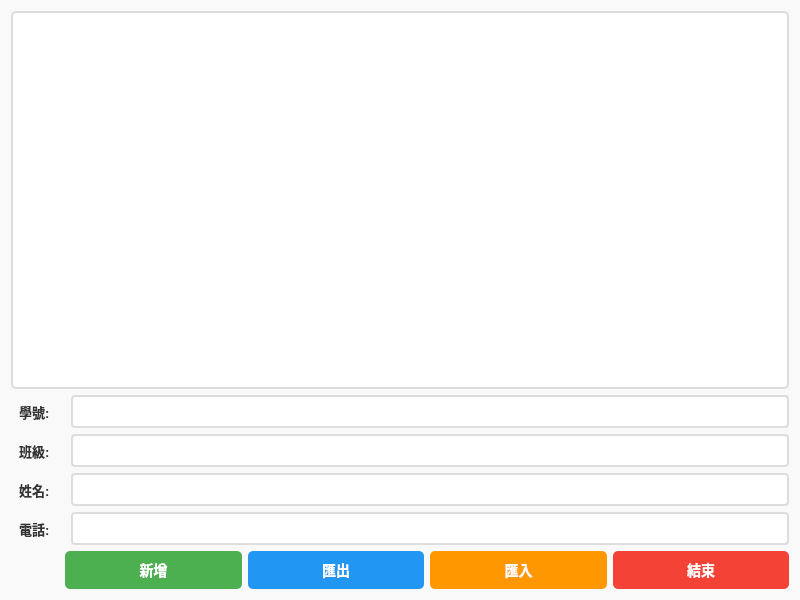
Qt form contactbook.ui (aayyjkl/ContactBook) before a commit.
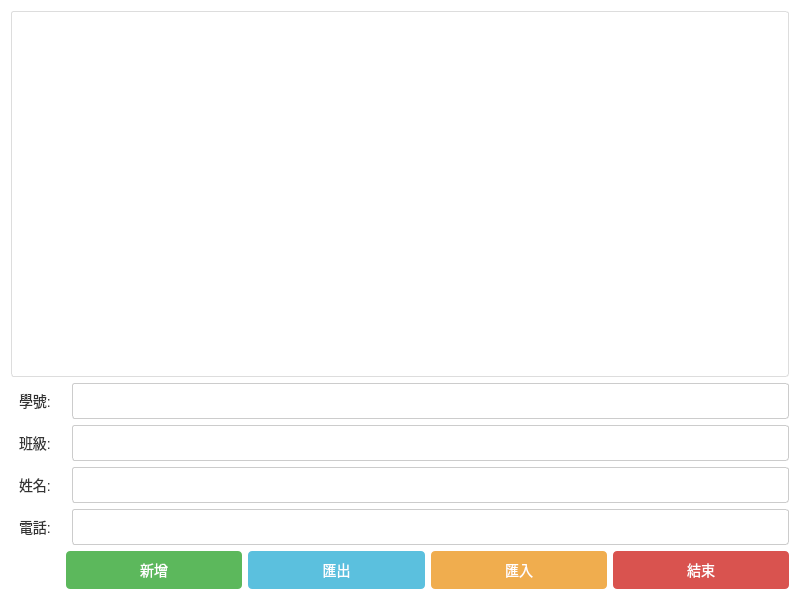
The same form after that commit.

Commit message: Apply Iansui font globally, center table headers, and use Bootstrap-style colors

```diff
--- a/contactbook.ui
+++ b/contactbook.ui
@@ -15,7 +15,7 @@
   </property>
   <property name="styleSheet">
    <string notr="true">QWidget {
-    background-color: #f9f9f9;
+    background-color: #ffffff;
 }</string>
   </property>
   <layout class="QGridLayout" name="gridLayout">
@@ -28,13 +28,13 @@
        </property>
        <property name="styleSheet">
         <string notr="true">QPushButton {
-    background-color: #4CAF50;
+    background-color: #5cb85c;
     color: white;
     border: none;
-    border-radius: 5px;
+    border-radius: 4px;
     padding: 8px 16px;
     font-size: 14px;
-    font-weight: bold;
+    font-weight: normal;
 }
 QPushButton:hover {
     background-color: #45a049;
@@ -52,13 +52,13 @@
        </property>
        <property name="styleSheet">
         <string notr="true">QPushButton {
-    background-color: #2196F3;
+    background-color: #5bc0de;
     color: white;
     border: none;
-    border-radius: 5px;
+    border-radius: 4px;
     padding: 8px 16px;
     font-size: 14px;
-    font-weight: bold;
+    font-weight: normal;
 }
 QPushButton:hover {
     background-color: #1976D2;
@@ -76,13 +76,13 @@
        </property>
        <property name="styleSheet">
         <string notr="true">QPushButton {
-    background-color: #FF9800;
+    background-color: #f0ad4e;
     color: white;
     border: none;
-    border-radius: 5px;
+    border-radius: 4px;
     padding: 8px 16px;
     font-size: 14px;
-    font-weight: bold;
+    font-weight: normal;
 }
 QPushButton:hover {
     background-color: #F57C00;
@@ -100,13 +100,13 @@
        </property>
        <property name="styleSheet">
         <string notr="true">QPushButton {
-    background-color: #f44336;
+    background-color: #d9534f;
     color: white;
     border: none;
-    border-radius: 5px;
+    border-radius: 4px;
     padding: 8px 16px;
     font-size: 14px;
-    font-weight: bold;
+    font-weight: normal;
 }
 QPushButton:hover {
     background-color: #da190b;
@@ -123,10 +123,10 @@
     <widget class="QLineEdit" name="lineEdit">
      <property name="styleSheet">
       <string notr="true">QLineEdit {
-    border: 2px solid #ddd;
-    border-radius: 4px;
-    padding: 6px;
-    font-size: 13px;
+    border: 1px solid #ccc;
+    border-radius: 3px;
+    padding: 8px;
+    font-size: 14px;
     background-color: #fff;
 }
 QLineEdit:focus {
@@ -143,8 +143,8 @@
      <property name="styleSheet">
       <string notr="true">QLabel {
     color: #333;
-    font-size: 13px;
-    font-weight: bold;
+    font-size: 14px;
+    font-weight: normal;
     padding: 5px;
 }</string>
      </property>
@@ -158,8 +158,8 @@
      <property name="styleSheet">
       <string notr="true">QLabel {
     color: #333;
-    font-size: 13px;
-    font-weight: bold;
+    font-size: 14px;
+    font-weight: normal;
     padding: 5px;
 }</string>
      </property>
@@ -173,8 +173,8 @@
      <property name="styleSheet">
       <string notr="true">QLabel {
     color: #333;
-    font-size: 13px;
-    font-weight: bold;
+    font-size: 14px;
+    font-weight: normal;
     padding: 5px;
 }</string>
      </property>
@@ -184,26 +184,27 @@
     <widget class="QTableWidget" name="tableWidget">
      <property name="styleSheet">
       <string notr="true">QTableWidget {
-    border: 2px solid #ddd;
-    border-radius: 5px;
+    border: 1px solid #ddd;
+    border-radius: 3px;
     background-color: #fff;
-    gridline-color: #e0e0e0;
-    font-size: 12px;
+    gridline-color: #ddd;
+    font-size: 13px;
 }
 QTableWidget::item {
-    padding: 5px;
+    padding: 8px;
 }
 QTableWidget::item:selected {
-    background-color: #2196F3;
+    background-color: #5bc0de;
     color: white;
 }
 QHeaderView::section {
-    background-color: #4CAF50;
-    padding: 8px;
+    background-color: #f5f5f5;
+    padding: 10px;
     border: 1px solid #ddd;
-    font-weight: bold;
+    font-weight: normal;
     font-size: 14px;
-    color: white;
+    color: #333;
+    text-align: center;
 }</string>
      </property>
     </widget>
@@ -212,10 +213,10 @@
     <widget class="QLineEdit" name="lineEdit_2">
      <property name="styleSheet">
       <string notr="true">QLineEdit {
-    border: 2px solid #ddd;
-    border-radius: 4px;
-    padding: 6px;
-    font-size: 13px;
+    border: 1px solid #ccc;
+    border-radius: 3px;
+    padding: 8px;
+    font-size: 14px;
     background-color: #fff;
 }
 QLineEdit:focus {
@@ -228,10 +229,10 @@
     <widget class="QLineEdit" name="lineEdit_3">
      <property name="styleSheet">
       <string notr="true">QLineEdit {
-    border: 2px solid #ddd;
-    border-radius: 4px;
-    padding: 6px;
-    font-size: 13px;
+    border: 1px solid #ccc;
+    border-radius: 3px;
+    padding: 8px;
+    font-size: 14px;
     background-color: #fff;
 }
 QLineEdit:focus {
@@ -248,8 +249,8 @@
      <property name="styleSheet">
       <string notr="true">QLabel {
     color: #333;
-    font-size: 13px;
-    font-weight: bold;
+    font-size: 14px;
+    font-weight: normal;
     padding: 5px;
 }</string>
      </property>
@@ -259,10 +260,10 @@
     <widget class="QLineEdit" name="lineEdit_4">
      <property name="styleSheet">
       <string notr="true">QLineEdit {
-    border: 2px solid #ddd;
-    border-radius: 4px;
-    padding: 6px;
-    font-size: 13px;
+    border: 1px solid #ccc;
+    border-radius: 3px;
+    padding: 8px;
+    font-size: 14px;
     background-color: #fff;
 }
 QLineEdit:focus {
```
Left out of the diff: 28 changed lines with no effect on the pictures. The commit also changes 1 other file.
